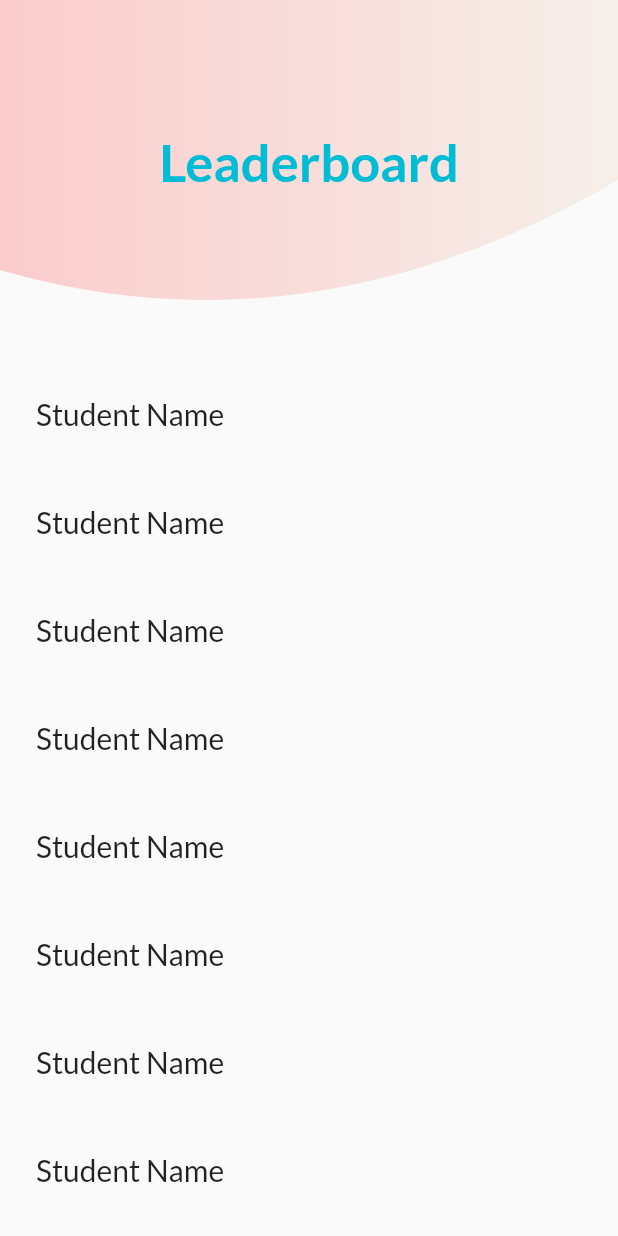
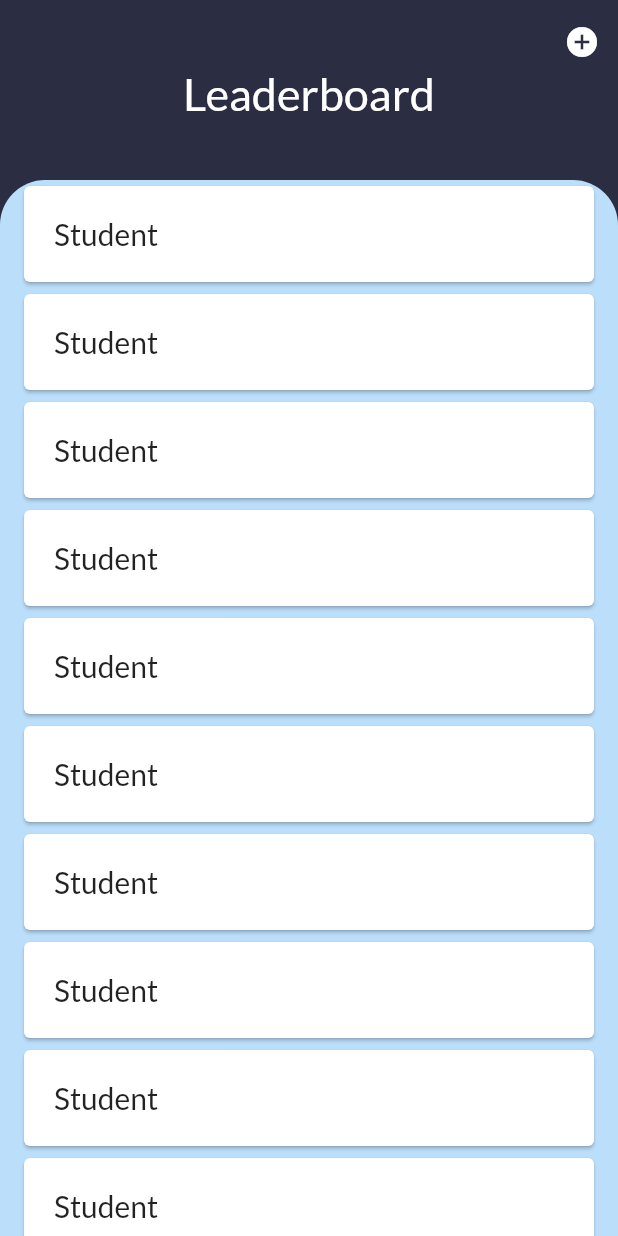
Before and after one commit to Fiesty-Cushion/attendance-app, a Flutter app: the AttendancePage screen opened by its route, on a phone screen of 412 x 824 dp. Run offline on Flutter 3.47's test engine with Material 2 defaults, Android fonts, the phone set to English and light mode, and no system bars; our stand-ins replace fl_chart, google_fonts, google_nav_bar.

Commit message:
functional registration page

```diff
--- a/lib/main.dart
+++ b/lib/main.dart
@@ -3,6 +3,7 @@ import 'package:google_fonts/google_fonts.dart';
 import 'package:ui_test/pages/attendance.dart';
 import 'package:ui_test/pages/main_page.dart';
 import 'package:ui_test/pages/profile.dart';
+import 'package:ui_test/pages/register_page.dart';
 import 'package:ui_test/pages/routine.dart';
 
 import 'pages/home_page.dart';
@@ -42,6 +43,7 @@ class MyApp extends StatelessWidget {
         MyRoute.attendanceRoute: (context) => AttendancePage(),
         MyRoute.routineRoute: (context) => RoutinePage(),
         MyRoute.profileRoute: (context) => ProfilePage(),
+        MyRoute.registerRoute: (context) => RegisterPage(),
       },
     );
   }
--- a/lib/pages/attendance.dart
+++ b/lib/pages/attendance.dart
@@ -1,5 +1,5 @@
 import 'package:flutter/material.dart';
-import 'package:ui_test/widgets/search_app_bar.dart';
+import 'package:ui_test/utils/theme_colors.dart';
 
 class AttendancePage extends StatefulWidget {
   const AttendancePage({Key? key}) : super(key: key);
@@ -9,30 +9,57 @@ class AttendancePage extends StatefulWidget {
 }
 
 class _AttendancePageState extends State<AttendancePage> {
+  final scrollController = ScrollController();
+
   @override
   Widget build(BuildContext context) {
     return Scaffold(
-      body: CustomScrollView(
-        slivers: [
-          SliverPersistentHeader(
-            delegate: SliverSearchAppBar(),
-            pinned: true,
+        backgroundColor: MyColors.mDeepBlue,
+        body: CustomScrollView(controller: scrollController, slivers: [
+          SliverAppBar(
+              floating: true,
+              expandedHeight: 120.0,
+              automaticallyImplyLeading: false,
+              flexibleSpace: const FlexibleSpaceBar(
+                centerTitle: true,
+                titlePadding: EdgeInsets.all(40),
+                title: Text('Leaderboard'),
+              ),
+              actions: <Widget>[
+                IconButton(
+                  icon: const Icon(Icons.add_circle),
+                  tooltip: 'Add new entry',
+                  onPressed: () {},
+                ),
+              ]),
+          SliverToBoxAdapter(
+            child: Container(
+              decoration: BoxDecoration(
+                  color: Colors.blue[100],
+                  borderRadius: BorderRadius.only(topLeft: Radius.circular(30), topRight: Radius.circular(30))),
+              height: 1500,
+              child: ListView.builder(
+                //  add the same scrollController here
+                controller: scrollController,
+                shrinkWrap: true,
+                itemCount: 19,
+                itemBuilder: (BuildContext context, int index) {
+                  return Padding(
+                    padding: const EdgeInsets.symmetric(horizontal: 12),
+                    child: const Card(
+                      child: Padding(
+                        padding: EdgeInsets.all(20.0),
+                        child: Text(
+                          "Student",
+                          style: TextStyle(fontSize: 20),
+                        ),
+                      ),
+                    ),
+                  );
+                },
+              ),
+            ),
           ),
-          SliverList(
-            delegate:
-                SliverChildBuilderDelegate((BuildContext context, int index) {
-              return Container(
-                margin: const EdgeInsets.all(8),
-                padding: const EdgeInsets.all(16),
-                child: const Text(
-                  "Student Name",
-                  style: TextStyle(fontSize: 20),
-                ),
-              );
-            }, childCount: 20),
-          ),
-        ],
-      ),
-    );
+        ]));
   }
 }
--- a/lib/utils/screen_routes.dart
+++ b/lib/utils/screen_routes.dart
@@ -5,4 +5,5 @@ class MyRoute {
   static String attendanceRoute = "/attendance";
   static String routineRoute = "/routine";
   static String profileRoute = "/profile";
+  static String registerRoute = "/register";
 }
--- a/lib/widgets/attendance_app_bar.dart
+++ /dev/null
@@ -1,54 +0,0 @@
-import 'package:flutter/material.dart';
-
-class BackgroundWave extends StatelessWidget {
-  final double height;
-
-  const BackgroundWave({Key? key, required this.height}) : super(key: key);
-
-  @override
-  Widget build(BuildContext context) {
-    return SizedBox(
-      height: height,
-      child: ClipPath(
-          clipper: BackgroundWaveClipper(),
-          child: Container(
-            width: MediaQuery.of(context).size.width,
-            height: height,
-            decoration: const BoxDecoration(
-                gradient: LinearGradient(
-                  colors: [Color(0xFFFACCCC), Color(0xFFF6EFE9)],
-                )),
-          )),
-    );
-  }
-}
-
-class BackgroundWaveClipper extends CustomClipper<Path> {
-  @override
-  Path getClip(Size size) {
-    var path = Path();
-
-    const minSize = 120.0;
-
-    // when h = max = 280
-    // h = 280, p1 = 210, p1Diff = 70
-    // when h = min = 140
-    // h = 140, p1 = 140, p1Diff = 0
-    final p1Diff = ((minSize - size.height) * 0.5).truncate().abs();
-    path.lineTo(0.0, size.height - p1Diff);
-
-    final controlPoint = Offset(size.width * 0.5, size.height);
-    final endPoint = Offset(size.width, minSize);
-
-    path.quadraticBezierTo(
-        controlPoint.dx, controlPoint.dy, endPoint.dx, endPoint.dy);
-
-    path.lineTo(size.width, 0.0);
-    path.close();
-
-    return path;
-  }
-
-  @override
-  bool shouldReclip(BackgroundWaveClipper oldClipper) => oldClipper != this;
-}
```
Also changed, not shown: lib/pages/login_page.dart (+16 -10 lines), lib/pages/register_page.dart (added, +106 -0 lines), lib/widgets/search_app_bar.dart (deleted, +0 -50 lines), lib/widgets/search_bar.dart (deleted, +0 -37 lines), assets/images/register.png (added).
